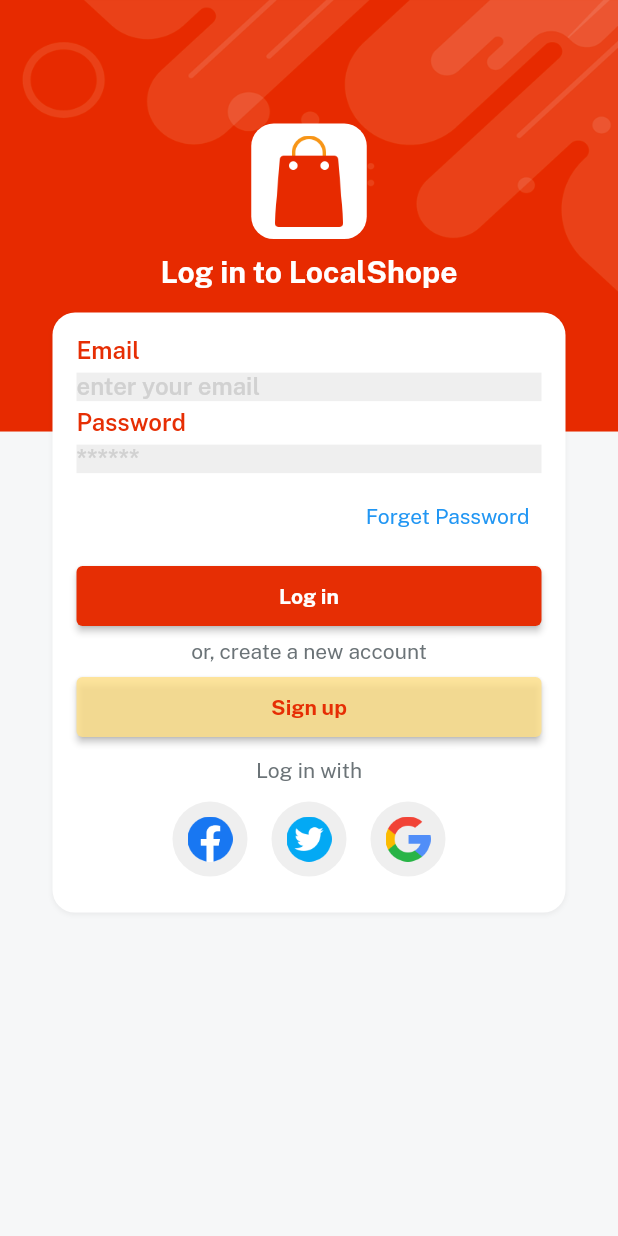
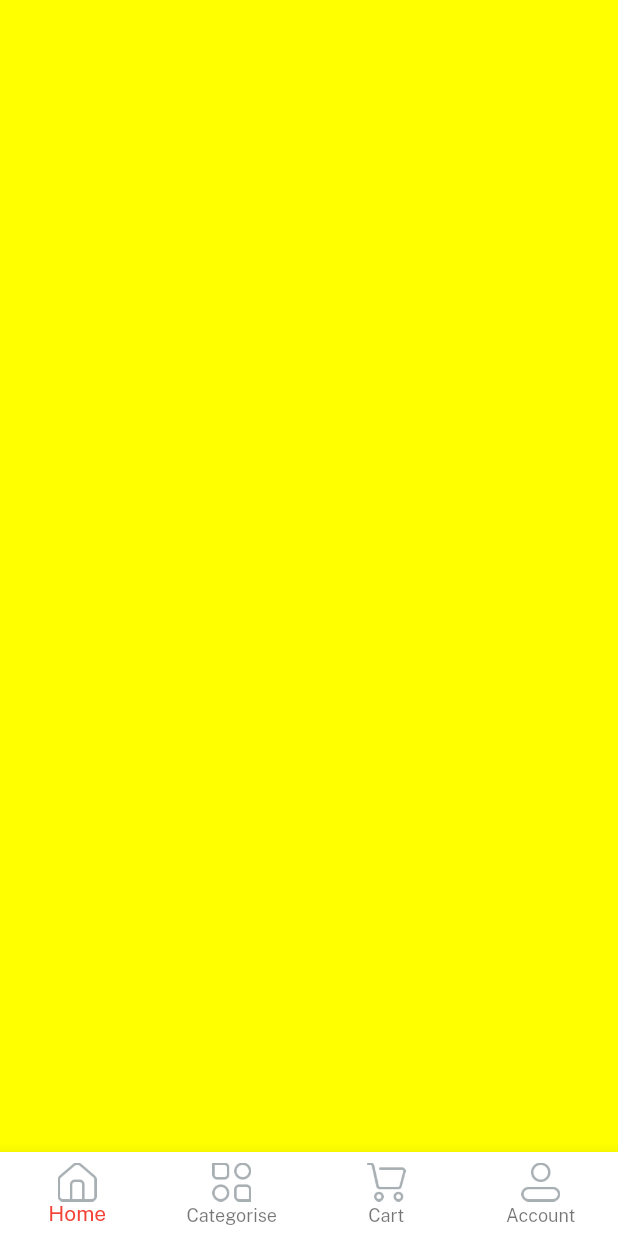
Before and after one commit to rajarampatra73/localshop, a Flutter app: the screen it shows after launch, after a tap on "Log in", on a phone screen of 412 x 824 dp. Run offline on Flutter 3.47's test engine with Material 2 defaults, Android fonts, the phone set to English and light mode, and no system bars; our stand-ins replace get, velocity_x.

Commit message:
local shope

```diff
--- a/lib/View/auth_screen/login_screen.dart
+++ b/lib/View/auth_screen/login_screen.dart
@@ -1,6 +1,7 @@
 import 'package:flutter/material.dart';
 import 'package:get/get.dart';
 import 'package:localshop/View/auth_screen/signup_screen.dart';
+import 'package:localshop/View/home_screeen/home.dart';
 import 'package:localshop/consts/consts.dart';
 import 'package:localshop/widgets_common/applogo_widget.dart';
 import 'package:localshop/widgets_common/bg_widget.dart';
@@ -45,6 +46,7 @@
                         textColor: whiteColor,
                         onPress: () {
 
+                          Get.to(()=> Home());
                         })
                     .box
                     .width(context.screenWidth - 50)
--- /dev/null
+++ b/lib/View/home_screeen/home.dart
@@ -0,0 +1,54 @@
+import 'package:flutter/material.dart';
+import 'package:localshop/View/cart_screen/cart_screen.dart';
+import 'package:localshop/View/category_screen/category_screen.dart';
+import 'package:localshop/View/home_screeen/home_screen.dart';
+import 'package:localshop/View/profile_screen/profile_screen.dart';
+import 'package:localshop/consts/consts.dart';
+import 'package:get/get.dart';
+import 'package:localshop/controllers/home_controller.dart';
+
+class Home extends StatelessWidget {
+  const Home({super.key});
+
+  @override
+  Widget build(BuildContext context) {
+    // home controller
+    var controller = Get.put(HomeController());
+    var navbarItem = [
+      BottomNavigationBarItem(
+          icon: Image.asset(icHome, width: 26), label: home),
+      BottomNavigationBarItem(
+          icon: Image.asset(icCategories, width: 26), label: categorise),
+      BottomNavigationBarItem(
+          icon: Image.asset(icCart, width: 26), label: cart),
+      BottomNavigationBarItem(
+          icon: Image.asset(icProfile, width: 26), label: account)
+    ];
+    var navBody = [
+     const HomeScreen(),
+     const CategoryScreen(),
+     const CartScreen(),
+     const ProfileScreen(),
+
+      ];
+    return Scaffold(
+        body: Column(
+          children: [
+            Obx(() => Expanded(
+                child: navBody.elementAt(controller.currentNavIn.value))),
+          ],
+        ),
+        bottomNavigationBar: Obx(
+          () => BottomNavigationBar(
+            currentIndex: controller.currentNavIn.value,
+            items: navbarItem,
+            selectedItemColor: Colors.red,
+            type: BottomNavigationBarType.fixed,
+            backgroundColor: whiteColor,
+            onTap: (value) {
+              controller.currentNavIn.value = value;
+            },
+          ),
+        ));
+  }
+}
--- /dev/null
+++ b/lib/View/home_screeen/home_screen.dart
@@ -0,0 +1,11 @@
+import 'package:flutter/cupertino.dart';
+import 'package:flutter/material.dart';
+
+class HomeScreen extends StatelessWidget {
+  const HomeScreen({super.key});
+
+  @override
+  Widget build(BuildContext context) {
+    return Container(color: Colors.yellowAccent,);
+  }
+}
--- a/lib/consts/strings.dart
+++ b/lib/consts/strings.dart
@@ -16,3 +16,6 @@
 const privacyPolicy = "Privacy Policy";
 const termAndCond = "Terms and Conditions";
 const alreadyHaveAccount = "Already have an account? ";
+
+// home nave bar
+const home = "Home", categorise = "Categorise", cart = "Cart" , account = "Account";
--- /dev/null
+++ b/lib/controllers/home_controller.dart
@@ -0,0 +1,5 @@
+import 'package:get/get.dart';
+
+class HomeController extends GetxController{
+ var currentNavIn = 0.obs;
+}
```
Also changed, not shown: lib/View/auth_screen/signup_screen.dart (+15 -8 lines), lib/View/cart_screen/cart_screen.dart (added, +11 -0 lines), lib/View/category_screen/category_screen.dart (added, +11 -0 lines), lib/View/profile_screen/profile_screen.dart (added, +11 -0 lines).
